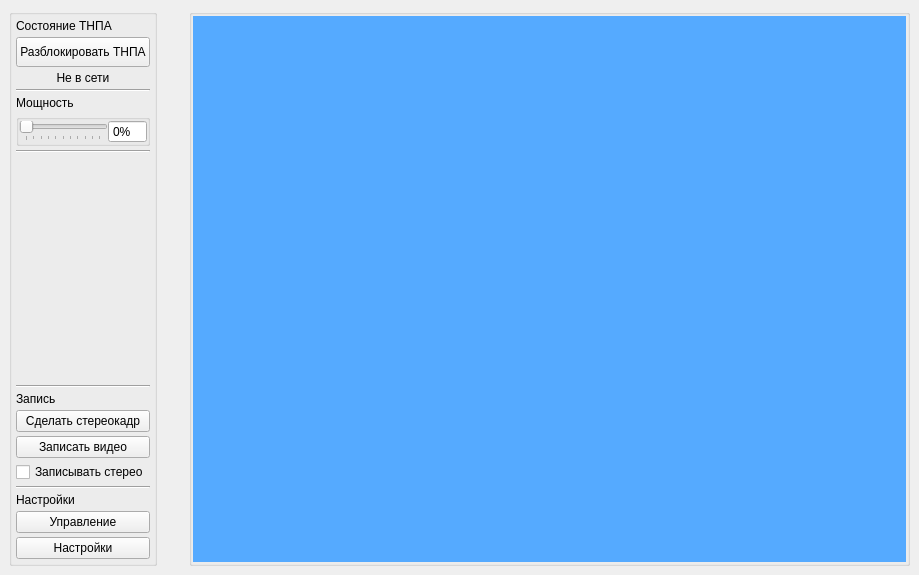
Above: mainwindow.ui from SevR0V/Chersonesos before the change. Below: the same form after it.
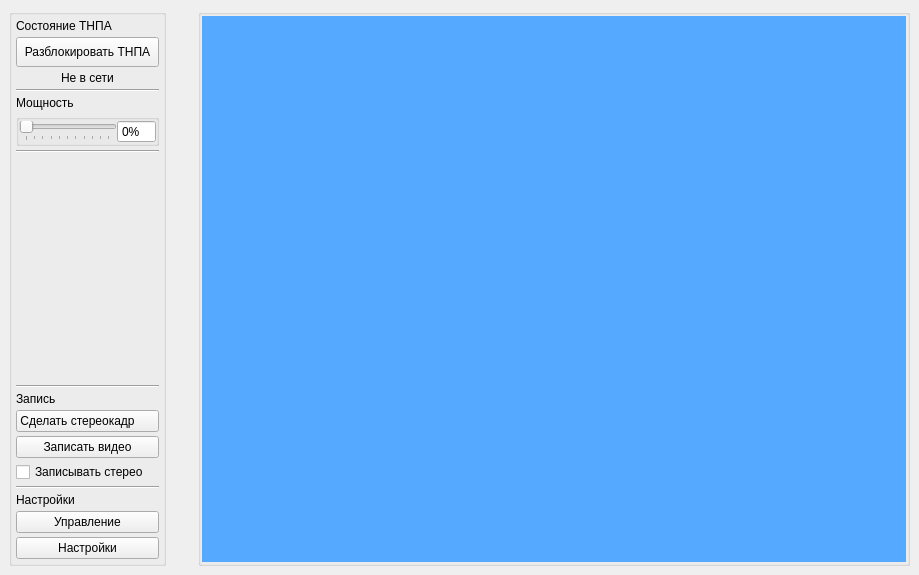
That is the form after the change. Icons and pictures are not drawn.

The edit to the form file:
```diff
--- a/mainwindow.ui
+++ b/mainwindow.ui
@@ -264,7 +264,7 @@
           </size>
          </property>
          <property name="text">
-          <string>Сделать стереокадр</string>
+          <string>Сделать стереокадр      </string>
          </property>
          <property name="icon">
           <iconset theme="QIcon::ThemeIcon::CameraPhoto"/>
```
